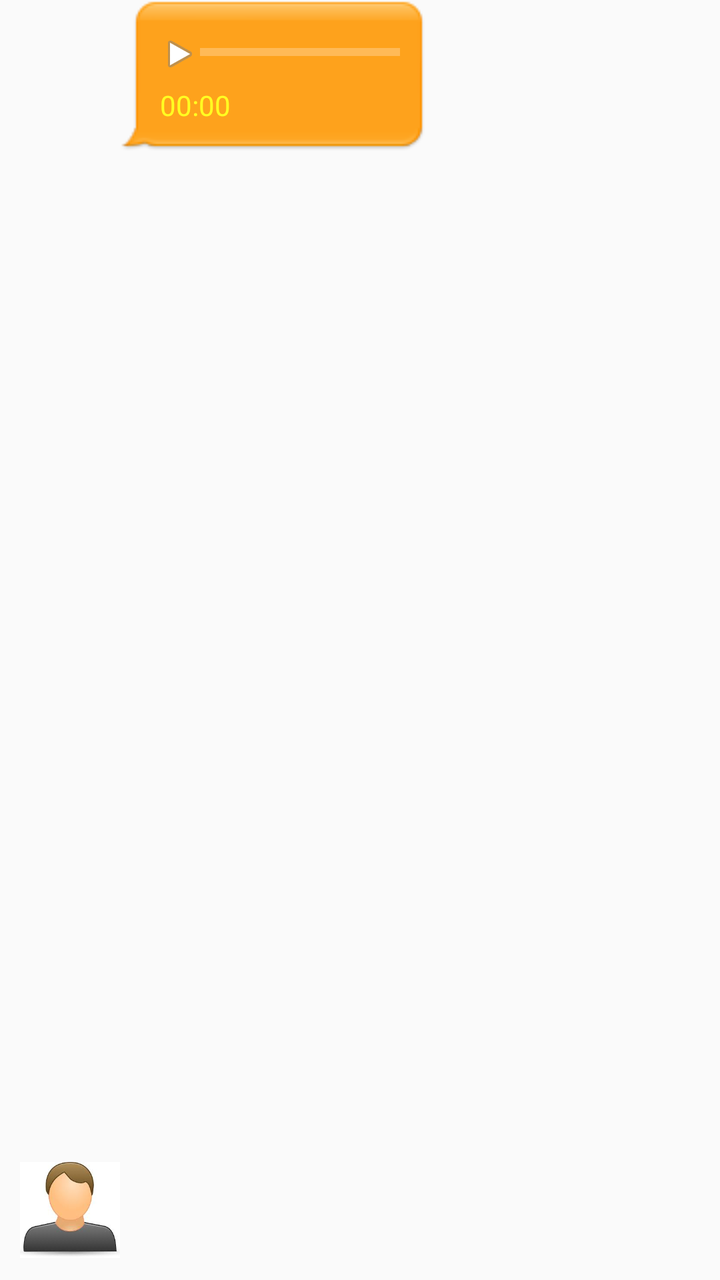
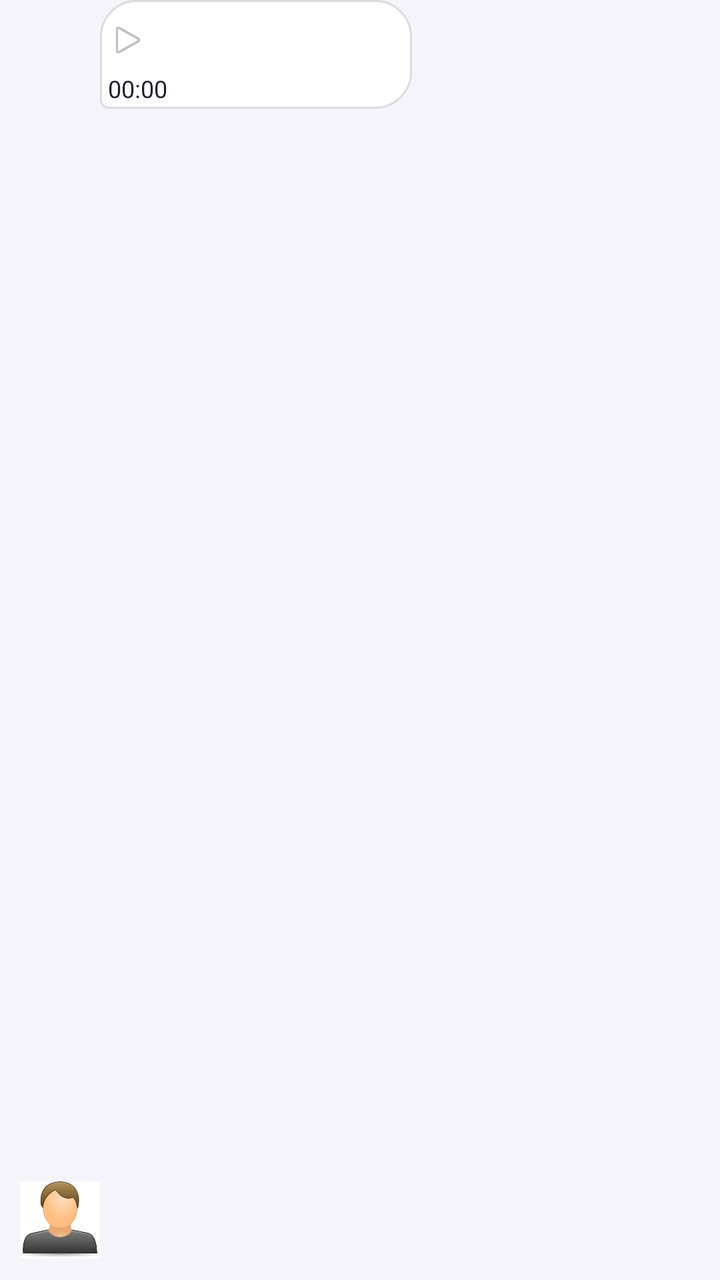

Before-and-after screenshots of an Android layout around one commit, followed by the original layout XML and the change that was made.
<!-- AndroidManifest.xml: application theme Theme.MyApplication -->
<!-- res/layout/u_audio.xml -->
<androidx.constraintlayout.widget.ConstraintLayout xmlns:android="http://schemas.android.com/apk/res/android"
xmlns:app="http://schemas.android.com/apk/res-auto"
android:layout_width="match_parent"
android:layout_marginBottom="15dp"
android:layout_height="wrap_content">

<ImageView
	android:id="@+id/icon"
	android:layout_height="50dp"
	android:layout_width="50dp"
	android:src="@drawable/user"
	app:layout_constraintLeft_toLeftOf="parent"
	app:layout_constraintBottom_toBottomOf="parent"
	android:layout_margin="10dp" />

<LinearLayout
android:layout_width="wrap_content"
android:layout_height="wrap_content"
android:orientation="vertical"
android:id="@+id/text_p"
android:background="@drawable/out_message_bg"
app:layout_constraintBottom_toTopOf="@+id/time"
app:layout_constraintLeft_toRightOf="@+id/icon">

<LinearLayout
	android:layout_width="match_parent"
	android:layout_height="wrap_content">

<ImageView
android:id="@+id/audio"
android:layout_height="wrap_content"
android:src="@android:drawable/ic_media_play"
android:layout_width="20dp" />

<ProgressBar
android:layout_height="wrap_content"
android:layout_width="100dp"
android:progressBackgroundTint="#fff"
android:layout_marginTop="7dp"
style="@style/Widget.AppCompat.ProgressBar.Horizontal"
android:max="130"
android:id="@+id/audio_pro" />

</LinearLayout>

<Chronometer
	android:layout_height="wrap_content"
	android:layout_width="match_parent"
	android:id="@+id/duration" />

</LinearLayout>

<TextView
android:id="@+id/time"
android:layout_height="wrap_content"
android:layout_width="wrap_content"
android:textAlignment="center"
android:textSize="8sp"
android:textColor="#333"
android:layout_marginLeft="25dp"
app:layout_constraintLeft_toRightOf="@+id/icon"
app:layout_constraintTop_toBottomOf="@+id/text_p" />

</androidx.constraintlayout.widget.ConstraintLayout>
<!-- resources referenced by this layout -->
<resources>
  <!-- drawable out_message_bg: png bitmap (drawable, 1070 bytes) -->
  <!-- drawable user: jpg bitmap (drawable, 4298 bytes) -->
  <style name="Theme.MyApplication" parent="Theme.AppCompat.Light.NoActionBar">
  
          
          <item name="colorPrimary">@color/purple_500</item>
          <item name="colorPrimaryVariant">@color/purple_700</item>
          <item name="colorOnPrimary">@color/white</item>
          
          <item name="colorSecondary">@color/teal_200</item>
          <item name="colorSecondaryVariant">@color/teal_700</item>
          <item name="colorOnSecondary">#ff3</item>
          
          <item name="android:statusBarColor" tools:targetApi="l">?attr/colorPrimaryVariant</item>
          <item name="android:navigationBarColor" tools:targetApi="l">?attr/colorPrimaryVariant</item>
  		<item name="android:textColorSecondary">#aa2</item>
  		<item name="android:textColorPrimary">#ff3</item>
  		<item name="android:textColor">#ff2</item>
  		<item name="colorSurface">?attr/colorPrimary</item>
  		<item name="android:itemBackground">?attr/colorPrimaryVariant</item>
          
      </style>
  <color name="purple_500">#FF6200EE</color>
  <color name="purple_700">#FF3700B3</color>
  <color name="white">#FFFFFFFF</color>
  <color name="teal_200">#FF03DAC5</color>
  <color name="teal_700">#FF018786</color>
</resources>

<!-- the commit's change to res/layout/u_audio.xml (unified diff, before → after) -->
@@ -1,13 +1,13 @@
 <androidx.constraintlayout.widget.ConstraintLayout xmlns:android="http://schemas.android.com/apk/res/android"
 xmlns:app="http://schemas.android.com/apk/res-auto"
 android:layout_width="match_parent"
-android:layout_marginBottom="15dp"
+android:layout_marginBottom="6dp"
 android:layout_height="wrap_content">
 
 <ImageView
 	android:id="@+id/icon"
-	android:layout_height="50dp"
-	android:layout_width="50dp"
+	android:layout_height="40dp"
+	android:layout_width="40dp"
 	android:src="@drawable/user"
 	app:layout_constraintLeft_toLeftOf="parent"
 	app:layout_constraintBottom_toBottomOf="parent"
@@ -18,7 +18,7 @@ android:layout_width="wrap_content"
 android:layout_height="wrap_content"
 android:orientation="vertical"
 android:id="@+id/text_p"
-android:background="@drawable/out_message_bg"
+android:background="@drawable/bubble_them"
 app:layout_constraintBottom_toTopOf="@+id/time"
 app:layout_constraintLeft_toRightOf="@+id/icon">
 
@@ -41,9 +41,21 @@ style="@style/Widget.AppCompat.ProgressBar.Horizontal"
 android:max="130"
 android:id="@+id/audio_pro" />
 
+
+<ImageView
+android:id="@+id/download"
+android:layout_height="wrap_content"
+android:layout_width="20dp"
+android:layout_marginStart="8dp"
+android:padding="2dp"
+android:contentDescription="Download"
+android:src="@android:drawable/stat_sys_download" />
+
 </LinearLayout>
 
 <Chronometer
+	android:textColor="@color/bubble_them_text"
+	android:textSize="12sp"
 	android:layout_height="wrap_content"
 	android:layout_width="match_parent"
 	android:id="@+id/duration" />
@@ -51,14 +63,14 @@ android:id="@+id/audio_pro" />
 </LinearLayout>
 
 <TextView
-android:id="@+id/time"
-android:layout_height="wrap_content"
-android:layout_width="wrap_content"
-android:textAlignment="center"
-android:textSize="8sp"
-android:textColor="#333"
-android:layout_marginLeft="25dp"
-app:layout_constraintLeft_toRightOf="@+id/icon"
-app:layout_constraintTop_toBottomOf="@+id/text_p" />
+		android:id="@+id/time"
+		android:layout_height="wrap_content"
+		android:layout_width="wrap_content"
+		android:textAlignment="center"
+		android:textColor="@color/message_meta_text"
+		android:textSize="11sp"
+		app:layout_constraintLeft_toRightOf="@+id/icon"
+		android:layout_marginLeft="25dp"
+		app:layout_constraintTop_toBottomOf="@+id/text_p" />
 
 </androidx.constraintlayout.widget.ConstraintLayout>
<!-- resource entries referenced after the edit -->
@@ -1,31 +1,48 @@
 <!-- resources referenced by this layout -->
 <resources>
-  <!-- drawable out_message_bg: png bitmap (drawable, 1070 bytes) -->
+  <color name="bubble_them_text">#FF1F1B2E</color>
+  <color name="message_meta_text">#FF6B6785</color>
+  <!-- drawable bubble_them (drawable) -->
+  <?xml version="1.0" encoding="utf-8"?>
+  <shape xmlns:android="http://schemas.android.com/apk/res/android" android:shape="rectangle">
+  	<solid android:color="@color/bubble_them" />
+  	<stroke android:width="1dp" android:color="#1F000000" />
+  	<corners
+  		android:topLeftRadius="18dp"
+  		android:topRightRadius="18dp"
+  		android:bottomLeftRadius="4dp"
+  		android:bottomRightRadius="18dp" />
+  	<padding android:left="4dp" android:top="4dp" android:right="4dp" android:bottom="2dp" />
+  </shape>
   <!-- drawable user: jpg bitmap (drawable, 4298 bytes) -->
   <style name="Theme.MyApplication" parent="Theme.AppCompat.Light.NoActionBar">
-  
-          
           <item name="colorPrimary">@color/purple_500</item>
           <item name="colorPrimaryVariant">@color/purple_700</item>
           <item name="colorOnPrimary">@color/white</item>
-          
+          <item name="colorAccent">@color/accent</item>
+  
           <item name="colorSecondary">@color/teal_200</item>
           <item name="colorSecondaryVariant">@color/teal_700</item>
-          <item name="colorOnSecondary">#ff3</item>
-          
+          <item name="colorOnSecondary">@color/white</item>
+  
+          <item name="android:windowBackground">@color/window_bg</item>
           <item name="android:statusBarColor" tools:targetApi="l">?attr/colorPrimaryVariant</item>
-          <item name="android:navigationBarColor" tools:targetApi="l">?attr/colorPrimaryVariant</item>
-  		<item name="android:textColorSecondary">#aa2</item>
-  		<item name="android:textColorPrimary">#ff3</item>
-  		<item name="android:textColor">#ff2</item>
-  		<item name="colorSurface">?attr/colorPrimary</item>
-  		<item name="android:itemBackground">?attr/colorPrimaryVariant</item>
-          
+          <item name="android:navigationBarColor" tools:targetApi="l">@color/window_bg</item>
+          <item name="android:windowLightNavigationBar" tools:targetApi="o_mr1">true</item>
+          <item name="android:textColorPrimary">@color/text_primary</item>
+          <item name="android:textColorSecondary">@color/text_secondary</item>
+          <item name="colorSurface">@color/white</item>
+          <item name="colorOnSurface">@color/text_primary</item>
       </style>
-  <color name="purple_500">#FF6200EE</color>
-  <color name="purple_700">#FF3700B3</color>
+  <color name="bubble_them">#FFFFFFFF</color>
+  <color name="purple_500">#FF5E35B1</color>
+  <color name="purple_700">#FF4527A0</color>
   <color name="white">#FFFFFFFF</color>
-  <color name="teal_200">#FF03DAC5</color>
-  <color name="teal_700">#FF018786</color>
+  <color name="accent">#FF00BFA5</color>
+  <color name="teal_200">#FF00BFA5</color>
+  <color name="teal_700">#FF00897B</color>
+  <color name="window_bg">#FFF6F4FB</color>
+  <color name="text_primary">#FF1F1B2E</color>
+  <color name="text_secondary">#FF5F5B76</color>
 </resources>
 
